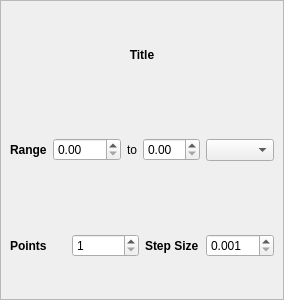
First picture: the form in xdart/gui/rangeWidgetUI.ui, repository rwalroth/xdart, before the edit.
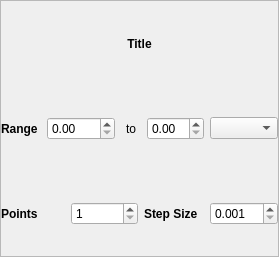
Second picture: the form after the edit.

What changed in the file:
```diff
--- a/xdart/gui/rangeWidgetUI.ui
+++ b/xdart/gui/rangeWidgetUI.ui
@@ -7,13 +7,16 @@
     <x>0</x>
     <y>0</y>
     <width>279</width>
-    <height>300</height>
+    <height>257</height>
    </rect>
   </property>
   <property name="windowTitle">
    <string>Form</string>
   </property>
   <layout class="QVBoxLayout" name="verticalLayout_2">
+   <property name="spacing">
+    <number>0</number>
+   </property>
    <property name="leftMargin">
     <number>0</number>
    </property>
@@ -35,8 +38,20 @@
       <enum>QFrame::Raised</enum>
      </property>
      <layout class="QVBoxLayout" name="verticalLayout">
+      <property name="spacing">
+       <number>0</number>
+      </property>
       <property name="leftMargin">
-       <number>9</number>
+       <number>0</number>
+      </property>
+      <property name="topMargin">
+       <number>0</number>
+      </property>
+      <property name="rightMargin">
+       <number>0</number>
+      </property>
+      <property name="bottomMargin">
+       <number>0</number>
       </property>
       <item>
        <widget class="QLabel" name="titleLabel">
```
